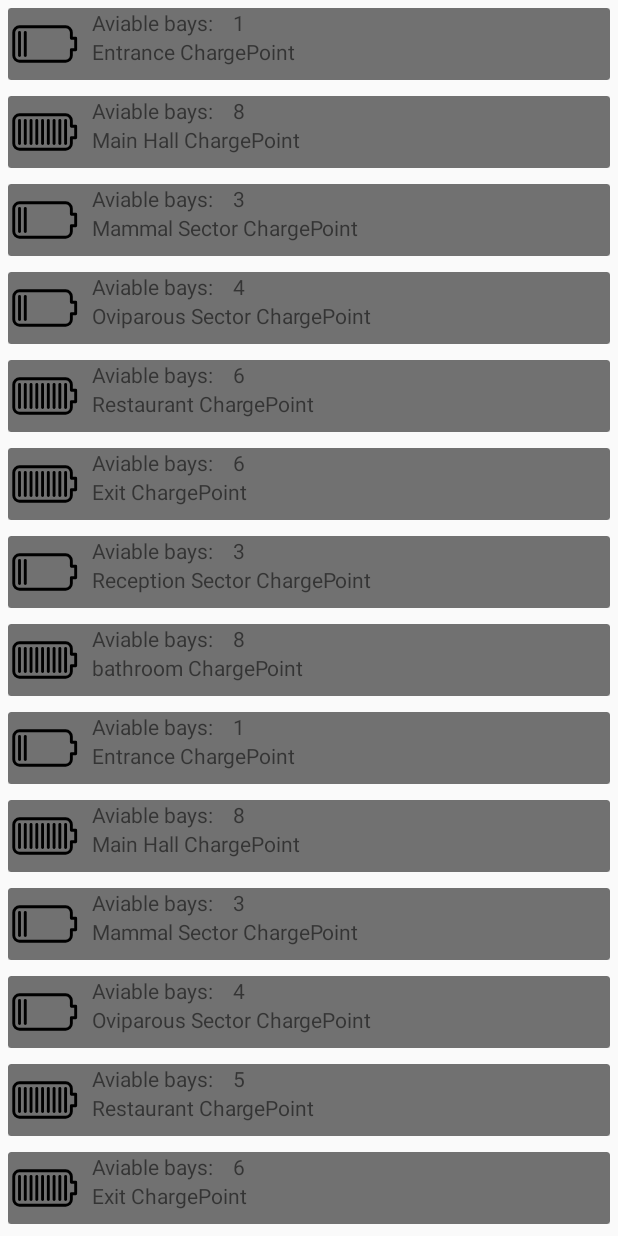
After one commit to IvanV1999/ProyectoAndroid, an Android app: the ChargingPointsActivity screen opened directly, with no data from a screen before it, on a phone screen of 412 x 824 dp. The commit adds this screen. Run offline under Robolectric (Android 15) with nearby library versions, the phone set to English and light mode, and no system bars; our stand-ins replace ButterKnife.

Commit message:
Merge branch 'IntentimplicitoBranch' of https://github.com/IvanV1999/ProyectoAndroid into IntentimplicitoBranch
# Conflicts:
#	.idea/caches/gradle_models.ser
#	app/src/main/java/Adapter/AdapterDatos.java
#	app/src/main/java/com/example/ivanvelazquez/proyectointent/PostLoginActivity.java

```diff
--- a/app/build.gradle
+++ b/app/build.gradle
@@ -36,5 +36,6 @@ dependencies {
     androidTestImplementation 'androidx.test:runner:1.2.0'
     androidTestImplementation 'androidx.test.espresso:espresso-core:3.2.0'
     implementation 'androidx.recyclerview:recyclerview:1.0.0'
+    implementation 'androidx.cardview:cardview:1.0.0'
 
 }
--- a/app/src/main/AndroidManifest.xml
+++ b/app/src/main/AndroidManifest.xml
@@ -55,6 +55,7 @@
         <activity android:name=".ZooAnimales" />
         <activity android:name=".InfoActivity" />
         <activity android:name=".webActivity" />
+        <activity android:name=".ChargingPointsActivity" />
     </application>
 
 </manifest>
--- /dev/null
+++ b/app/src/main/java/Adapter/AdapterCards.java
@@ -0,0 +1,78 @@
+package Adapter;
+
+import android.annotation.SuppressLint;
+import android.content.Context;
+import android.view.LayoutInflater;
+import android.view.View;
+import android.view.ViewGroup;
+import android.widget.ImageView;
+import android.widget.TextView;
+
+import androidx.annotation.NonNull;
+import androidx.recyclerview.widget.RecyclerView;
+
+import com.example.ivanvelazquez.proyectointent.ChargePoint;
+import com.example.ivanvelazquez.proyectointent.ChargingPointsActivity;
+import com.example.ivanvelazquez.proyectointent.R;
+
+import java.util.ArrayList;
+
+import butterknife.BindView;
+import butterknife.ButterKnife;
+
+public class AdapterCards extends RecyclerView.Adapter<AdapterCards.ViewHolder> {
+
+    ArrayList<ChargePoint> chargePoints;
+    private final Callback clb;
+
+    public AdapterCards(ArrayList<ChargePoint> chargePoints,Callback clb) {
+        this.chargePoints=chargePoints;
+        this.clb = clb;
+    }
+
+    @NonNull
+    @Override
+    public ViewHolder onCreateViewHolder(@NonNull ViewGroup viewGroup, int viewType) {
+        @SuppressLint("InflateParams") View view = LayoutInflater.from(viewGroup.getContext()).inflate(R.layout.chargepointcard, viewGroup, false);
+        return new ViewHolder(view);
+    }
+
+    @Override
+    public void onBindViewHolder(@NonNull ViewHolder viewHolder, int position) {
+        viewHolder.assingData(chargePoints.get(position));
+    }
+
+    @Override
+    public int getItemCount() {
+        return chargePoints.size();
+    }
+
+
+    public class ViewHolder extends RecyclerView.ViewHolder {
+
+        @BindView(R.id.ivBatterycard)
+        ImageView ivBatterycard;
+        @BindView(R.id.tvbays)
+        TextView tvBays;
+        @BindView(R.id.tvbayDescription)
+        TextView tvBayDescription;
+
+        public ViewHolder(@NonNull View itemView) {
+            super(itemView);
+            ButterKnife.bind(this,itemView);
+        }
+
+        public void assingData(ChargePoint ch) {
+            tvBays.setText(String.format("%s    %s",clb.getContextForAssing().getString(R.string.aviableBays), ch.getBays()));
+            tvBayDescription.setText(ch.getDescription());
+            if (ch.getBays() <= 4) {
+                ivBatterycard.setImageResource(R.drawable.lowbattery);
+            } else {
+                ivBatterycard.setImageResource(R.drawable.chargedbattery);
+            }
+        }
+    }
+    public interface Callback{
+        Context getContextForAssing();
+    }
+}
--- /dev/null
+++ b/app/src/main/java/com/example/ivanvelazquez/proyectointent/ChargePoint.java
@@ -0,0 +1,23 @@
+package com.example.ivanvelazquez.proyectointent;
+
+
+public class ChargePoint {
+    private int bays;
+    private String description;
+
+    public ChargePoint(int bays, String description) {
+        this.bays = bays;
+        this.description = description;
+    }
+
+
+    public int getBays() {
+        return bays;
+    }
+
+    public String getDescription() {
+        return description;
+    }
+
+
+}
--- /dev/null
+++ b/app/src/main/java/com/example/ivanvelazquez/proyectointent/ChargingPointsActivity.java
@@ -0,0 +1,63 @@
+package com.example.ivanvelazquez.proyectointent;
+
+import androidx.appcompat.app.AppCompatActivity;
+import androidx.recyclerview.widget.LinearLayoutManager;
+import androidx.recyclerview.widget.RecyclerView;
+
+import android.content.Context;
+import android.os.Bundle;
+
+import java.util.ArrayList;
+
+import Adapter.AdapterCards;
+import butterknife.BindView;
+
+public class ChargingPointsActivity extends ButterBind {
+
+    @BindView(R.id.rvBays)
+    RecyclerView rvBays;
+    private ArrayList<ChargePoint> chargePoints;
+
+    @Override
+    protected void onCreate(Bundle savedInstanceState) {
+        super.onCreate(savedInstanceState);
+        chargePoints=new ArrayList<ChargePoint>();
+        rvBays.setLayoutManager(new LinearLayoutManager(this));
+        loadChargePoints();
+        AdapterCards adapterCards = new AdapterCards(chargePoints, new AdapterCardsCallbackImpl());
+        rvBays.setAdapter(adapterCards);
+    }
+
+    private void loadChargePoints() {
+
+        chargePoints.add(new ChargePoint(1,"Entrance ChargePoint"));
+        chargePoints.add(new ChargePoint(8,"Main Hall ChargePoint"));
+        chargePoints.add(new ChargePoint(3,"Mammal Sector ChargePoint"));
+        chargePoints.add(new ChargePoint(4,"Oviparous Sector ChargePoint"));
+        chargePoints.add(new ChargePoint(6,"Restaurant ChargePoint"));
+        chargePoints.add(new ChargePoint(6,"Exit ChargePoint"));
+        chargePoints.add(new ChargePoint(3,"Reception Sector ChargePoint"));
+        chargePoints.add(new ChargePoint(8,"bathroom ChargePoint"));
+        chargePoints.add(new ChargePoint(1,"Entrance ChargePoint"));
+        chargePoints.add(new ChargePoint(8,"Main Hall ChargePoint"));
+        chargePoints.add(new ChargePoint(3,"Mammal Sector ChargePoint"));
+        chargePoints.add(new ChargePoint(4,"Oviparous Sector ChargePoint"));
+        chargePoints.add(new ChargePoint(5,"Restaurant ChargePoint"));
+        chargePoints.add(new ChargePoint(6,"Exit ChargePoint"));
+        chargePoints.add(new ChargePoint(1,"Reception Sector ChargePoint"));
+        chargePoints.add(new ChargePoint(8,"bathroom ChargePoint"));
+
+    }
+
+    @Override
+    protected int getContentView() {
+        return R.layout.activity_charging_points;
+    }
+
+    private class AdapterCardsCallbackImpl implements AdapterCards.Callback {
+        @Override
+        public Context getContextForAssing() {
+            return getApplicationContext();
+        }
+    }
+}
--- a/app/src/main/java/com/example/ivanvelazquez/proyectointent/ZooAnimales.java
+++ b/app/src/main/java/com/example/ivanvelazquez/proyectointent/ZooAnimales.java
@@ -1,6 +1,9 @@
 package com.example.ivanvelazquez.proyectointent;
 
+import android.content.BroadcastReceiver;
+import android.content.Context;
 import android.content.Intent;
+import android.content.IntentFilter;
 import android.graphics.Color;
 import android.net.Uri;
 import android.os.Bundle;
@@ -30,6 +33,8 @@ public class ZooAnimales extends ButterBind implements AdapterDatos.AnimalListen
     @BindView(R.id.tvZooMaps) TextView tvZooMaps;
     @BindView(R.id.tvZooSettings)TextView tvZooSettings;
     @BindView(R.id.map)ImageView map;
+    @BindView(R.id.tvBattery)TextView tvBattery;
+    @BindView(R.id.ivBattery)ImageView ivBattery;
     private ArrayList<Animal> animales = new ArrayList<Animal>();
     private String opcion;
     private String usr;
@@ -49,7 +54,9 @@ public class ZooAnimales extends ButterBind implements AdapterDatos.AnimalListen
         tvZooMaps.setText(R.string.map);
         tvZooSettings.setText(R.string.Settings);
 
-
+        BatteryBroadcastReceiver receiver = new BatteryBroadcastReceiver();
+        registerReceiver(receiver, new IntentFilter(Intent.ACTION_BATTERY_LOW));
+        registerReceiver(receiver, new IntentFilter(Intent.ACTION_BATTERY_OKAY));
     }
 
     @Override
@@ -150,6 +157,23 @@ public class ZooAnimales extends ButterBind implements AdapterDatos.AnimalListen
         Intent settingsAct = new Intent(this, SettingsActivity.class);
         startActivity(settingsAct);
     }
+    @OnClick(R.id.ivBattery)
+    public void chargingPointIntent(){
+        Intent chargingPointIntent = new Intent(this,ChargingPointsActivity.class);
+        startActivity(chargingPointIntent);
+    }
 
-
+    private class BatteryBroadcastReceiver extends BroadcastReceiver {
+        @Override
+        public void onReceive(Context context, Intent intent) {
+            if(intent.getAction() == Intent.ACTION_BATTERY_LOW){
+                tvBattery.setText(getString(R.string.lowBattery));
+                ivBattery.setImageResource(R.drawable.lowbattery);
+            }
+            if(intent.getAction() == Intent.ACTION_BATTERY_OKAY){
+                tvBattery.setText(null);
+                ivBattery.setImageResource(0);
+            }
+        }
+    }
 }
--- /dev/null
+++ b/app/src/main/res/drawable/chargedbattery.xml
@@ -0,0 +1,34 @@
+<vector android:height="48dp" android:viewportHeight="50"
+    android:viewportWidth="50" android:width="48dp" xmlns:android="http://schemas.android.com/apk/res/android">
+    <path android:fillColor="#00000000"
+        android:pathData="M47,21h-3v-4c0,-2.209 -1.791,-4 -4,-4H8c-2.209,0 -4,1.791 -4,4v16c0,2.209 1.791,4 4,4h32c2.209,0 4,-1.791 4,-4v-4h3V21z"
+        android:strokeColor="#000000" android:strokeLineCap="round"
+        android:strokeLineJoin="round" android:strokeWidth="2"/>
+    <path android:fillColor="#00000000" android:pathData="M8,17L8,33"
+        android:strokeColor="#000000" android:strokeLineCap="round"
+        android:strokeLineJoin="round" android:strokeWidth="2"/>
+    <path android:fillColor="#00000000" android:pathData="M12,17L12,33"
+        android:strokeColor="#000000" android:strokeLineCap="round"
+        android:strokeLineJoin="round" android:strokeWidth="2"/>
+    <path android:fillColor="#00000000" android:pathData="M16,17L16,33"
+        android:strokeColor="#000000" android:strokeLineCap="round"
+        android:strokeLineJoin="round" android:strokeWidth="2"/>
+    <path android:fillColor="#00000000" android:pathData="M20,17L20,33"
+        android:strokeColor="#000000" android:strokeLineCap="round"
+        android:strokeLineJoin="round" android:strokeWidth="2"/>
+    <path android:fillColor="#00000000" android:pathData="M24,17L24,33"
+        android:strokeColor="#000000" android:strokeLineCap="round"
+        android:strokeLineJoin="round" android:strokeWidth="2"/>
+    <path android:fillColor="#00000000" android:pathData="M28,17L28,33"
+        android:strokeColor="#000000" android:strokeLineCap="round"
+        android:strokeLineJoin="round" android:strokeWidth="2"/>
+    <path android:fillColor="#00000000" android:pathData="M32,17L32,33"
+        android:strokeColor="#000000" android:strokeLineCap="round"
+        android:strokeLineJoin="round" android:strokeWidth="2"/>
+    <path android:fillColor="#00000000" android:pathData="M36,17L36,33"
+        android:strokeColor="#000000" android:strokeLineCap="round"
+        android:strokeLineJoin="round" android:strokeWidth="2"/>
+    <path android:fillColor="#00000000" android:pathData="M40,17L40,33"
+        android:strokeColor="#000000" android:strokeLineCap="round"
+        android:strokeLineJoin="round" android:strokeWidth="2"/>
+</vector>
--- /dev/null
+++ b/app/src/main/res/drawable/lowbattery.xml
@@ -0,0 +1,13 @@
+<vector android:height="48dp" android:viewportHeight="50"
+    android:viewportWidth="50" android:width="48dp" xmlns:android="http://schemas.android.com/apk/res/android">
+    <path android:fillColor="#00000000"
+        android:pathData="M47,21h-3v-4c0,-2.209 -1.791,-4 -4,-4H8c-2.209,0 -4,1.791 -4,4v16c0,2.209 1.791,4 4,4h32c2.209,0 4,-1.791 4,-4v-4h3V21z"
+        android:strokeColor="#000000" android:strokeLineCap="round"
+        android:strokeLineJoin="round" android:strokeWidth="2"/>
+    <path android:fillColor="#00000000" android:pathData="M8,17L8,33"
+        android:strokeColor="#000000" android:strokeLineCap="round"
+        android:strokeLineJoin="round" android:strokeWidth="2"/>
+    <path android:fillColor="#00000000" android:pathData="M12,17L12,33"
+        android:strokeColor="#000000" android:strokeLineCap="round"
+        android:strokeLineJoin="round" android:strokeWidth="2"/>
+</vector>
--- /dev/null
+++ b/app/src/main/res/layout/activity_charging_points.xml
@@ -0,0 +1,13 @@
+<?xml version="1.0" encoding="utf-8"?>
+<LinearLayout xmlns:android="http://schemas.android.com/apk/res/android"
+    xmlns:tools="http://schemas.android.com/tools"
+    android:layout_width="match_parent"
+    android:layout_height="match_parent"
+    tools:context=".ChargingPointsActivity">
+    <androidx.recyclerview.widget.RecyclerView
+        android:id="@+id/rvBays"
+        android:layout_width="match_parent"
+        android:layout_height="match_parent">
+
+    </androidx.recyclerview.widget.RecyclerView>
+</LinearLayout>
--- a/app/src/main/res/layout/activity_zoo_animales.xml
+++ b/app/src/main/res/layout/activity_zoo_animales.xml
@@ -52,6 +52,21 @@
             android:src="@drawable/localmap" />
 
     </LinearLayout>
+    <LinearLayout
+        android:layout_width="wrap_content"
+        android:layout_height="wrap_content"
+        android:orientation="vertical"
+        android:layout_gravity="center">
+        <TextView
+            android:id="@+id/tvBattery"
+            android:layout_width="wrap_content"
+            android:layout_height="wrap_content"
+            android:textColor="@color/colorError"/>
+        <ImageView
+            android:id="@+id/ivBattery"
+            android:layout_width="wrap_content"
+            android:layout_height="wrap_content" />
+    </LinearLayout>
 
     <androidx.recyclerview.widget.RecyclerView
         android:id="@+id/IdRecycler"
--- /dev/null
+++ b/app/src/main/res/layout/chargepointcard.xml
@@ -0,0 +1,52 @@
+<?xml version="1.0" encoding="utf-8"?>
+<LinearLayout xmlns:android="http://schemas.android.com/apk/res/android"
+    xmlns:tool="http://schemas.android.com/apk/res-auto"
+    xmlns:tools="http://schemas.android.com/tools"
+    android:layout_width="match_parent"
+    android:layout_height="wrap_content"
+    android:layout_marginStart="@dimen/smallMargin"
+    android:layout_marginLeft="@dimen/smallMargin"
+    android:layout_marginEnd="@dimen/smallMargin"
+    android:layout_marginRight="@dimen/smallMargin"
+    android:layout_marginTop="@dimen/smallMargin"
+    android:layout_marginBottom="@dimen/smallMargin">
+
+    <androidx.cardview.widget.CardView
+        android:layout_width="match_parent"
+        android:layout_height="wrap_content"
+        android:backgroundTint="@color/colorPrimary">
+
+        <LinearLayout
+            android:layout_width="match_parent"
+            android:layout_height="wrap_content"
+            android:orientation="horizontal">
+
+            <ImageView
+                android:id="@+id/ivBatterycard"
+                android:layout_width="wrap_content"
+                android:layout_height="wrap_content"
+                android:layout_marginEnd="@dimen/login_margin"
+                android:layout_marginRight="@dimen/login_margin"
+                tools:src="@drawable/lowbattery" />
+
+            <LinearLayout
+                android:layout_width="wrap_content"
+                android:layout_height="wrap_content"
+                android:orientation="vertical">
+
+                <TextView
+                    android:id="@+id/tvbays"
+                    android:layout_width="wrap_content"
+                    android:layout_height="wrap_content"
+                    tools:text="dasdasdas" />
+
+                <TextView
+                    android:id="@+id/tvbayDescription"
+                    android:layout_width="wrap_content"
+                    android:layout_height="wrap_content"
+                    tools:text="dasdasdas" />
+            </LinearLayout>
+        </LinearLayout>
+
+    </androidx.cardview.widget.CardView>
+</LinearLayout>
--- a/app/src/main/res/values/dimens.xml
+++ b/app/src/main/res/values/dimens.xml
@@ -4,4 +4,5 @@
     <dimen name="margenGral">20dp</dimen>
     <dimen name="textDimen">24sp</dimen>
     <dimen name="smalltext">12sp</dimen>
+    <dimen name="smallMargin">5dp</dimen>
 </resources>
--- a/app/src/main/res/values/strings.xml
+++ b/app/src/main/res/values/strings.xml
@@ -36,4 +36,6 @@
     <string name="lookAtTheAnimal">Look at this %s that i\'m seeing!</string>
     <string name="RequestTitle">Camera and Storage Permissions</string>
     <string name="RequestDescription">The Permissions are required to take a Pic and share the animal</string>
+    <string name="lowBattery">WARNING LOW BATTERY, please touch the battery image to see charging points</string>
+    <string name="aviableBays">Aviable bays:</string>
 </resources>
```
Also changed, not shown: 1 other file.
